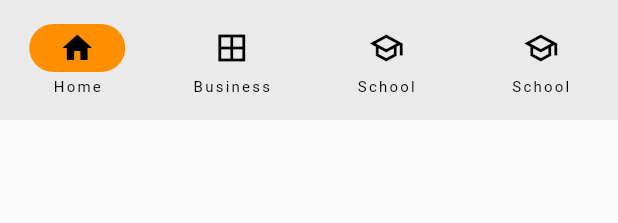
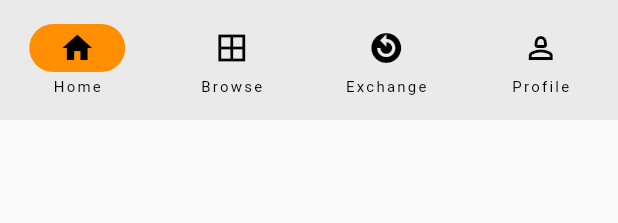
Before and after one commit to Product-Innovation-Rafflix/Rafflix, a Flutter app: the BottomNavigation widget shown alone on an empty page, opened directly, on a phone screen of 412 x 824 dp. Shown: the top 223 px of the screen. Run offline on Flutter 3.47's test engine with Material 2 defaults, Android fonts, the phone set to English and light mode, and no system bars; our stand-ins replace carousel_slider, flutter_screenutil; network calls fail.

Commit message:
wrong changes

```diff
--- a/lib/pages/UseProfile.dart
+++ b/lib/pages/UseProfile.dart
@@ -12,9 +12,7 @@ class AccountPage extends StatefulWidget {
 class _AccountPageState extends State<AccountPage> {
   @override
   Widget build(BuildContext context) {
-    return Scaffold(
-      backgroundColor: Color(0xfffffffff),
-      body: ListView(
+    return ListView(
       padding: EdgeInsets.all(12),
       physics: BouncingScrollPhysics(),
       children: [
@@ -27,7 +25,6 @@ class _AccountPageState extends State<AccountPage> {
         divider(),
         bwTiles(),
       ],
-      ),
     );
   }
 
--- a/lib/pages/homepage.dart
+++ b/lib/pages/homepage.dart
@@ -50,7 +50,7 @@ class HomePage extends StatelessWidget {
       ),
       body:
           SingleChildScrollView(child: hotFlexBox()), // Your content goes here
-      bottomNavigationBar: BottomNavigation(),
+      // bottomNavigationBar: BottomNavigation(),
     );
     // return mainSide();
   }
--- a/lib/pages/signUp.dart
+++ b/lib/pages/signUp.dart
@@ -15,8 +15,7 @@ class _SignUpState extends State<SignUp> {
   @override
   Widget build(BuildContext context) {
     double screenWidth = MediaQuery.of(context).size.width;
-    return Scaffold(
-      body: SafeArea(
+    return SafeArea(
       child: Material(
         child: SingleChildScrollView(
           child: Column(
@@ -169,7 +168,6 @@ class _SignUpState extends State<SignUp> {
           ),
         ),
       ),
-      ),
     );
   }
 }
--- a/lib/utils/BottomNavigation.dart
+++ b/lib/utils/BottomNavigation.dart
@@ -18,22 +18,23 @@ class _BottomNavigationState extends State<BottomNavigation> {
       destinations: const <Widget>[
         NavigationDestination(
           selectedIcon: Icon(Icons.home),
-          icon: Icon(Icons.home_outlined),
+          icon: Icon(Icons.home),
           label: 'Home',
         ),
         NavigationDestination(
+          selectedIcon: Icon(Icons.border_all_outlined),
           icon: Icon(Icons.border_all_outlined),
-          label: 'Business',
+          label: 'Browse',
         ),
         NavigationDestination(
           selectedIcon: Icon(Icons.replay_circle_filled),
-          icon: Icon(Icons.school_outlined),
-          label: 'School',
+          icon: Icon(Icons.replay_circle_filled),
+          label: 'Exchange',
         ),
         NavigationDestination(
           selectedIcon: Icon(Icons.person_2_outlined),
-          icon: Icon(Icons.school_outlined),
-          label: 'School',
+          icon: Icon(Icons.person_2_outlined),
+          label: 'Profile',
         ),
       ],
     );
```
Also changed, not shown: lib/main.dart (+76 -22 lines). Lines whose indentation alone changed are shown as unchanged.
